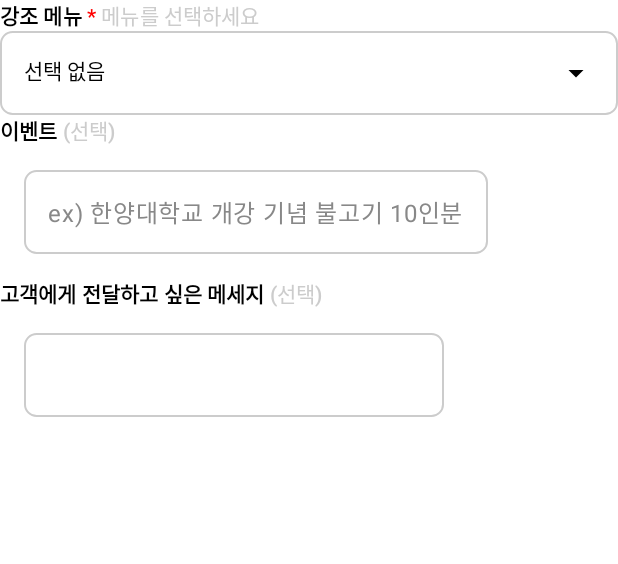
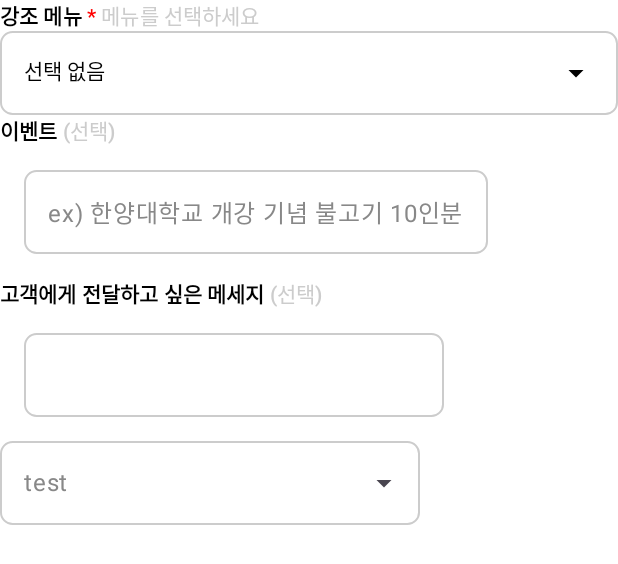
Before and after one commit to ERICA-gamsung/android, an Android app built with Jetpack Compose: the @Preview function GsTextPreview, on a phone screen of 412 x 824 dp. Shown: the top 564 px of the screen. Run offline under Robolectric (Android 15) with nearby library versions, the phone set to English and light mode, and no system bars.

Commit message:
Feature: 시간 선택 페이지(2) UI 구현(시간 선택 제외)

```diff
--- a/app/src/main/java/com/erica/gamsung/core/presentation/component/GsTextBox.kt
+++ b/app/src/main/java/com/erica/gamsung/core/presentation/component/GsTextBox.kt
@@ -13,8 +13,11 @@ import androidx.compose.foundation.text.BasicTextField
 import androidx.compose.foundation.text.KeyboardOptions
 import androidx.compose.material.icons.Icons
 import androidx.compose.material.icons.filled.ArrowDropDown
+import androidx.compose.material.icons.filled.ArrowDropUp
 import androidx.compose.material3.DropdownMenu
 import androidx.compose.material3.DropdownMenuItem
+import androidx.compose.material3.ExperimentalMaterial3Api
+import androidx.compose.material3.ExposedDropdownMenuBox
 import androidx.compose.material3.Icon
 import androidx.compose.material3.MaterialTheme
 import androidx.compose.material3.OutlinedTextField
@@ -214,10 +217,76 @@ fun InputTextBox(
     )
 }
 
+@OptIn(ExperimentalMaterial3Api::class)
+@Composable
+fun DropdownInputTextBox(
+    modifier: Modifier = Modifier,
+    hintText: String,
+    items: List<String>,
+    onValueChange: (String) -> Unit,
+    isError: Boolean = false,
+) {
+    var textState by remember {
+        mutableStateOf("")
+    }
+    var expanded by remember {
+        mutableStateOf(false)
+    }
+    var icon = if (expanded) Icons.Filled.ArrowDropUp else Icons.Filled.ArrowDropDown
+
+    ExposedDropdownMenuBox(expanded = expanded, onExpandedChange = { expanded = !expanded }, modifier = modifier) {
+        OutlinedTextField(
+            value = textState,
+            onValueChange = {
+                textState = it
+                onValueChange(it)
+            },
+            readOnly = true,
+            placeholder = {
+                Text(
+                    text = hintText,
+                    color = Color.Gray,
+                    style = MaterialTheme.typography.bodyLarge,
+                )
+            },
+            singleLine = true,
+            colors =
+                TextFieldDefaults.colors(
+                    unfocusedContainerColor = Color.Transparent,
+                    unfocusedIndicatorColor = Color.LightGray,
+                    focusedContainerColor = Color.Transparent,
+                    errorContainerColor = Color.Transparent,
+                ),
+            shape = RoundedCornerShape(percent = 15),
+            textStyle = MaterialTheme.typography.bodyLarge,
+            isError = isError,
+            modifier = modifier.menuAnchor(),
+            trailingIcon = {
+                Icon(icon, "dropDownIcon")
+            },
+        )
+        ExposedDropdownMenu(expanded = expanded, onDismissRequest = { expanded = false }) {
+            items.forEach { label ->
+                DropdownMenuItem(
+                    onClick = {
+                        textState = label
+                        onValueChange(label)
+                        expanded = false
+                    },
+                    text = {
+                        Text(text = label)
+                    },
+                )
+            }
+        }
+    }
+}
+
 @Preview
 @Composable
 private fun GsTextPreview() {
     val options = listOf("option1", "option2", "option3")
+    var text by remember { mutableStateOf("") }
     Column(
         modifier = Modifier.background(Color.White),
     ) {
@@ -257,5 +326,12 @@ private fun GsTextPreview() {
             modifier = Modifier.fillMaxWidth(1f),
             innerTextModifier = Modifier.padding(16.dp),
         )
+        DropdownInputTextBox(
+            hintText = "test",
+            items = options,
+            onValueChange = { newText ->
+                text = newText
+            },
+        )
     }
 }
--- a/app/src/main/java/com/erica/gamsung/uploadTime/presentation/CalendarScreen.kt
+++ b/app/src/main/java/com/erica/gamsung/uploadTime/presentation/CalendarScreen.kt
@@ -56,6 +56,7 @@ fun MyCalendarScreen() {
                     }
                     selectedDatesMap[month] = updatedDates
                 },
+                onToggleValid = true,
             )
             Spacer(modifier = Modifier.height(32.dp))
             Text(
--- a/app/src/main/java/com/erica/gamsung/uploadTime/presentation/CalendarView.kt
+++ b/app/src/main/java/com/erica/gamsung/uploadTime/presentation/CalendarView.kt
@@ -45,6 +45,7 @@ const val CHUNK_NUM = 7
 fun CalendarView(
     // focusedDate: LocalDate? = null,
     onDateSelected: ((LocalDate, Boolean) -> Unit)? = null,
+    onToggleValid: Boolean,
 ) {
     var currentYearMonth by remember {
         mutableStateOf(YearMonth.now())
@@ -127,7 +128,7 @@ fun CalendarView(
         CalendarGrid(
             yearMonth = currentYearMonth,
             selectedDatesMap = selectedDatesMap,
-            onDateSelected = { date, isSelected -> toggleDateSelection(date, isSelected) },
+            onDateSelected = { date, isSelected -> if (onToggleValid) toggleDateSelection(date, isSelected) },
         )
     }
 }
```
Also changed, not shown: app/src/main/java/com/erica/gamsung/uploadTime/presentation/ScheduleScreen.kt (added, +187 -0 lines), app/src/main/java/com/erica/gamsung/uploadTime/presentation/ScheduleView.kt (added, +104 -0 lines).
